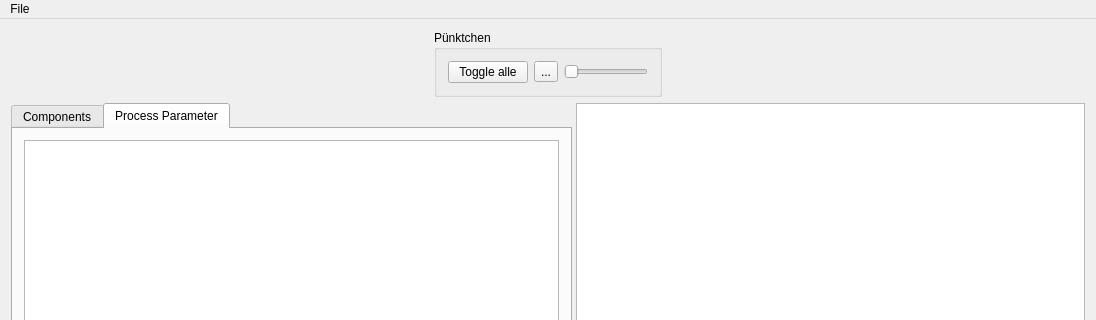
First picture: the form in mainwindow.ui, repository krofta/PnP, before the edit; both pictures show x 0 to 1096 and y 0 to 320 of the 1096 by 669 pixel window.
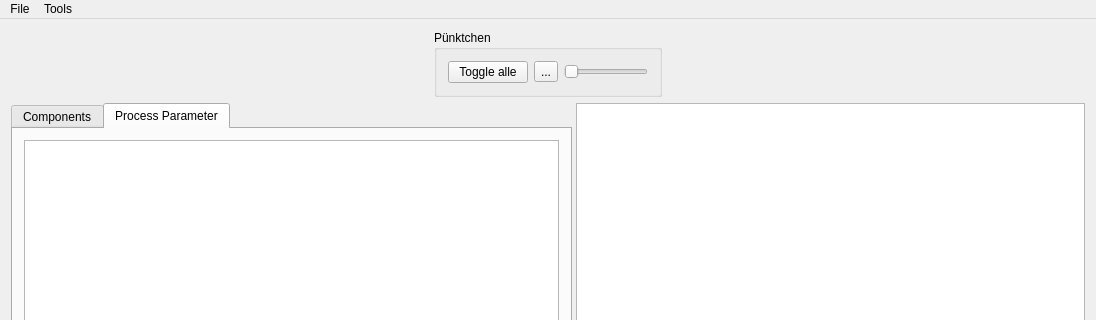
Second picture: the form after the edit. Icons and pictures are not drawn. Custom widgets are drawn as their Qt base class.

Commit message: In arbeit: Menu bar recent files, project datei, export aller part settings, load aller part settings

Patch:
```diff
--- a/mainwindow.ui
+++ b/mainwindow.ui
@@ -198,7 +198,14 @@
     <addaction name="actionReload_files"/>
     <addaction name="actionRemove_all"/>
    </widget>
+   <widget class="QMenu" name="menuTools">
+    <property name="title">
+     <string>Tools</string>
+    </property>
+    <addaction name="actionToggle_all_parts"/>
+   </widget>
    <addaction name="menuFile"/>
+   <addaction name="menuTools"/>
   </widget>
   <action name="actionOpen">
    <property name="text">
```
Left out of the diff: 27 changed lines with no effect on the pictures. The commit also changes 12 other files.
